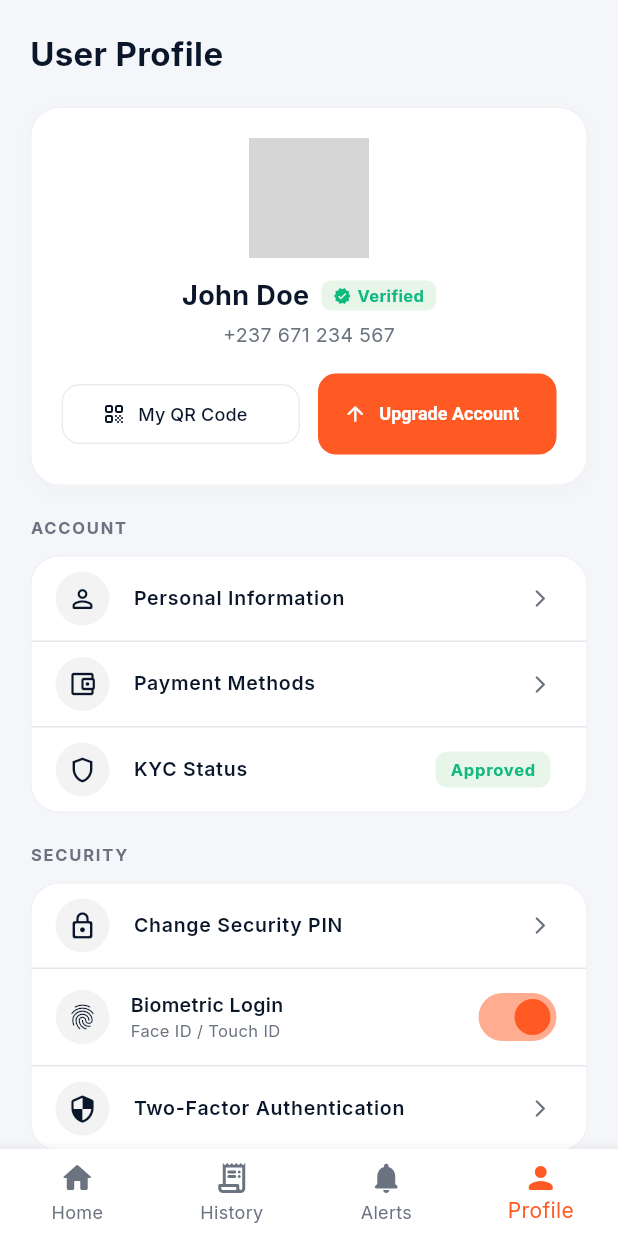
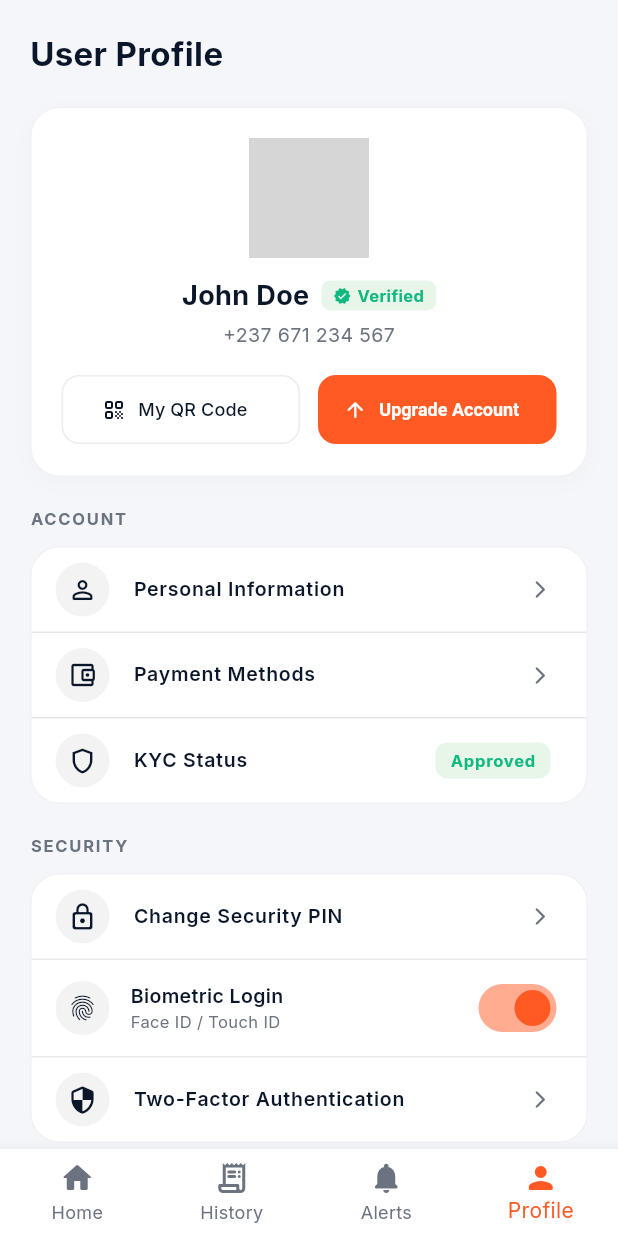
Before and after one commit to juliopro20/PayDay-App, a Flutter app: the DashboardScreen screen opened by its route, item 4 of the bottom bar chosen, on a phone screen of 412 x 824 dp. Run offline on Flutter 3.47's test engine with Material 3 defaults, Android fonts, the phone set to English and light mode, and no system bars; our stand-ins replace go_router, google_fonts; network calls fail; grey boxes are pictures that could not be loaded.

Commit message:
resposive upates

```diff
--- a/lib/features/auth/presentation/account_success_screen.dart
+++ b/lib/features/auth/presentation/account_success_screen.dart
@@ -21,7 +21,7 @@ class AccountSuccessScreen extends StatelessWidget {
                 borderRadius: BorderRadius.circular(24),
                 boxShadow: [
                   BoxShadow(
-                    color: Colors.black.withOpacity(0.2),
+                    color: Colors.black.withValues(alpha: 0.2),
                     blurRadius: 25,
                     offset: const Offset(0, 10),
                   ),
--- a/lib/features/auth/presentation/landing_screen.dart
+++ b/lib/features/auth/presentation/landing_screen.dart
@@ -68,7 +68,7 @@ class _LandingScreenState extends State<LandingScreen>
                       borderRadius: BorderRadius.circular(20),
                       boxShadow: [
                         BoxShadow(
-                          color: Colors.black.withOpacity(0.25),
+                          color: Colors.black.withValues(alpha: 0.25),
                           blurRadius: 20,
                           offset: const Offset(0, 8),
                         ),
--- a/lib/features/auth/presentation/login_screen.dart
+++ b/lib/features/auth/presentation/login_screen.dart
@@ -43,7 +43,7 @@ class _LoginScreenState extends State<LoginScreen> {
                     borderRadius: BorderRadius.circular(28),
                     boxShadow: [
                       BoxShadow(
-                        color: Colors.black.withOpacity(0.06),
+                        color: Colors.black.withValues(alpha: 0.06),
                         blurRadius: 20,
                         offset: const Offset(0, 10),
                       ),
@@ -64,7 +64,7 @@ class _LoginScreenState extends State<LoginScreen> {
                               borderRadius: BorderRadius.circular(16),
                               boxShadow: [
                                 BoxShadow(
-                                  color: Colors.black.withOpacity(0.05),
+                                  color: Colors.black.withValues(alpha: 0.05),
                                   blurRadius: 10,
                                   offset: const Offset(0, 4),
                                 ),
--- a/lib/features/auth/presentation/onboarding_screen.dart
+++ b/lib/features/auth/presentation/onboarding_screen.dart
@@ -86,7 +86,7 @@ class _OnboardingScreenState extends State<OnboardingScreen> {
                           width: 220,
                           decoration: BoxDecoration(
                             shape: BoxShape.circle,
-                            color: AppColors.deepNavy.withOpacity(0.05),
+                            color: AppColors.deepNavy.withValues(alpha: 0.05),
                           ),
                           child: Center(
                             child: Container(
@@ -97,7 +97,7 @@ class _OnboardingScreenState extends State<OnboardingScreen> {
                                 borderRadius: BorderRadius.circular(24),
                                 boxShadow: [
                                   BoxShadow(
-                                    color: Colors.black.withOpacity(0.05),
+                                    color: Colors.black.withValues(alpha: 0.05),
                                     blurRadius: 20,
                                     offset: const Offset(0, 10),
                                   ),
--- a/lib/features/auth/presentation/registration_screen.dart
+++ b/lib/features/auth/presentation/registration_screen.dart
@@ -49,7 +49,7 @@ class _RegistrationScreenState extends State<RegistrationScreen> {
                     borderRadius: BorderRadius.circular(24),
                     boxShadow: [
                       BoxShadow(
-                        color: Colors.black.withOpacity(0.06),
+                        color: Colors.black.withValues(alpha: 0.06),
                         blurRadius: 20,
                         offset: const Offset(0, 10),
                       ),
--- a/lib/features/dashboard/presentation/dashboard_screen.dart
+++ b/lib/features/dashboard/presentation/dashboard_screen.dart
@@ -62,14 +62,16 @@ class _DashboardScreenState extends State<DashboardScreen> {
                   ),
                 ],
               ),
-              Stack(
+              GestureDetector(
+                onTap: () => setState(() => _currentIndex = 2), // Jump to Notifications tab
+                child: Stack(
                   children: [
                     Container(
                       padding: const EdgeInsets.all(10),
                       decoration: BoxDecoration(
                         color: Colors.white,
                         shape: BoxShape.circle,
-                      border: Border.all(color: AppColors.borderLight.withOpacity(0.5)),
+                        border: Border.all(color: AppColors.borderLight.withValues(alpha: 0.5)),
                       ),
                       child: const Icon(Icons.notifications_outlined, size: 20, color: AppColors.deepNavy),
                     ),
@@ -83,6 +85,7 @@ class _DashboardScreenState extends State<DashboardScreen> {
                       ),
                     ),
                   ],
+                ),
               ),
             ],
           ),
@@ -99,7 +102,7 @@ class _DashboardScreenState extends State<DashboardScreen> {
               ),
               borderRadius: BorderRadius.circular(24),
               boxShadow: [
-                BoxShadow(color: AppColors.deepNavy.withOpacity(0.2), blurRadius: 20, offset: const Offset(0, 10)),
+                BoxShadow(color: AppColors.deepNavy.withValues(alpha: 0.2), blurRadius: 20, offset: const Offset(0, 10)),
               ],
             ),
             child: Column(
@@ -139,8 +142,9 @@ class _DashboardScreenState extends State<DashboardScreen> {
                         style: ElevatedButton.styleFrom(
                           backgroundColor: AppColors.primaryOrange,
                           foregroundColor: Colors.white,
-                          padding: const EdgeInsets.symmetric(vertical: 12),
+                          minimumSize: const Size.fromHeight(48),
                           shape: RoundedRectangleBorder(borderRadius: BorderRadius.circular(12)),
+                          elevation: 0,
                         ),
                       ),
                     ),
@@ -152,8 +156,8 @@ class _DashboardScreenState extends State<DashboardScreen> {
                         label: const Text('Send', style: TextStyle(fontWeight: FontWeight.bold)),
                         style: OutlinedButton.styleFrom(
                           foregroundColor: Colors.white,
+                          minimumSize: const Size.fromHeight(48),
                           side: const BorderSide(color: Colors.white24),
-                          padding: const EdgeInsets.symmetric(vertical: 12),
                           shape: RoundedRectangleBorder(borderRadius: BorderRadius.circular(12)),
                         ),
                       ),
@@ -165,21 +169,29 @@ class _DashboardScreenState extends State<DashboardScreen> {
           ),
           const SizedBox(height: 24),
 
-          // Quick Actions (Deposit, Withdraw, History)
+          // Quick Actions (Deposit, Withdraw, History) with Bolder Icons
           Row(
-            mainAxisAlignment: MainAxisAlignment.spaceEvenly,
+            mainAxisAlignment: MainAxisAlignment.spaceBetween,
             children: [
-              GestureDetector(
+              Expanded(
+                child: GestureDetector(
                   onTap: _openDepositModal,
-                child: _buildActionCard(Icons.call_received_rounded, 'Deposit'),
+                  child: _buildActionCard(Icons.download_rounded, 'Deposit'),
                 ),
-              GestureDetector(
+              ),
+              const SizedBox(width: 12),
+              Expanded(
+                child: GestureDetector(
                   onTap: _openWithdrawScreen,
-                child: _buildActionCard(Icons.call_made_rounded, 'Withdraw'),
+                  child: _buildActionCard(Icons.upload_rounded, 'Withdraw'),
                 ),
-              GestureDetector(
+              ),
+              const SizedBox(width: 12),
+              Expanded(
+                child: GestureDetector(
                   onTap: () => setState(() => _currentIndex = 1), // Jump to History tab
-                child: _buildActionCard(Icons.history_rounded, 'History'),
+                  child: _buildActionCard(Icons.receipt_long_rounded, 'History'),
+                ),
               ),
             ],
           ),
@@ -191,7 +203,7 @@ class _DashboardScreenState extends State<DashboardScreen> {
             decoration: BoxDecoration(
               color: Colors.white,
               borderRadius: BorderRadius.circular(20),
-              border: Border.all(color: AppColors.borderLight.withOpacity(0.6)),
+              border: Border.all(color: AppColors.borderLight.withValues(alpha: 0.6)),
             ),
             child: Column(
               crossAxisAlignment: CrossAxisAlignment.start,
@@ -223,7 +235,7 @@ class _DashboardScreenState extends State<DashboardScreen> {
             decoration: BoxDecoration(
               color: Colors.white,
               borderRadius: BorderRadius.circular(20),
-              border: Border.all(color: AppColors.borderLight.withOpacity(0.6)),
+              border: Border.all(color: AppColors.borderLight.withValues(alpha: 0.6)),
             ),
             child: Column(
               crossAxisAlignment: CrossAxisAlignment.start,
@@ -252,7 +264,9 @@ class _DashboardScreenState extends State<DashboardScreen> {
 
     return Scaffold(
       backgroundColor: AppColors.backgroundLight,
-      body: screens[_currentIndex],
+      body: SafeArea(
+        child: screens[_currentIndex],
+      ),
       bottomNavigationBar: BottomNavigationBar(
         currentIndex: _currentIndex,
         onTap: (index) => setState(() => _currentIndex = index),
@@ -273,19 +287,18 @@ class _DashboardScreenState extends State<DashboardScreen> {
 
   Widget _buildActionCard(IconData icon, String title) {
     return Container(
-      width: 100,
       padding: const EdgeInsets.symmetric(vertical: 16),
       decoration: BoxDecoration(
         color: Colors.white,
         borderRadius: BorderRadius.circular(16),
-        border: Border.all(color: AppColors.borderLight.withOpacity(0.6)),
-        boxShadow: [BoxShadow(color: Colors.black.withOpacity(0.02), blurRadius: 8, offset: const Offset(0, 4))],
+        border: Border.all(color: AppColors.borderLight.withValues(alpha: 0.6)),
+        boxShadow: [BoxShadow(color: Colors.black.withValues(alpha: 0.02), blurRadius: 8, offset: const Offset(0, 4))],
       ),
       child: Column(
         children: [
           Container(
             padding: const EdgeInsets.all(10),
-            decoration: BoxDecoration(color: AppColors.deepNavy.withOpacity(0.05), shape: BoxShape.circle),
+            decoration: BoxDecoration(color: AppColors.deepNavy.withValues(alpha: 0.05), shape: BoxShape.circle),
             child: Icon(icon, color: AppColors.deepNavy, size: 22),
           ),
           const SizedBox(height: 8),
@@ -302,7 +315,7 @@ class _DashboardScreenState extends State<DashboardScreen> {
         Container(
           height: 44,
           width: 44,
-          decoration: BoxDecoration(color: color.withOpacity(0.15), shape: BoxShape.circle),
+          decoration: BoxDecoration(color: color.withValues(alpha: 0.15), shape: BoxShape.circle),
           child: Center(child: Text(symbol, style: TextStyle(fontWeight: FontWeight.bold, fontSize: symbol.length > 2 ? 16 : 13, color: color))),
         ),
         const SizedBox(width: 12),
--- a/lib/features/dashboard/screens/notifications_screen.dart
+++ b/lib/features/dashboard/screens/notifications_screen.dart
@@ -98,7 +98,7 @@ class _NotificationsScreenState extends State<NotificationsScreen> {
                     decoration: BoxDecoration(
                       color: Colors.white,
                       shape: BoxShape.circle,
-                      border: Border.all(color: AppColors.borderLight.withOpacity(0.5)),
+                      border: Border.all(color: AppColors.borderLight.withValues(alpha: 0.5)),
                     ),
                     child: const Icon(Icons.notifications_outlined, size: 20, color: AppColors.deepNavy),
                   ),
@@ -175,7 +175,7 @@ class _NotificationsScreenState extends State<NotificationsScreen> {
                         decoration: BoxDecoration(
                           color: Colors.white,
                           borderRadius: BorderRadius.circular(16),
-                          border: Border.all(color: AppColors.borderLight.withOpacity(0.6)),
+                          border: Border.all(color: AppColors.borderLight.withValues(alpha: 0.6)),
                         ),
                         child: ClipRRect(
                           borderRadius: BorderRadius.circular(16),
@@ -195,7 +195,7 @@ class _NotificationsScreenState extends State<NotificationsScreen> {
                                   children: [
                                     Container(
                                       padding: const EdgeInsets.all(10),
-                                      decoration: BoxDecoration(color: (notif['color'] as Color).withOpacity(0.15), shape: BoxShape.circle),
+                                      decoration: BoxDecoration(color: (notif['color'] as Color).withValues(alpha: 0.15), shape: BoxShape.circle),
                                       child: Icon(notif['icon'], color: notif['color'], size: 20),
                                     ),
                                     const SizedBox(width: 12),
--- a/lib/features/dashboard/screens/profile_screen.dart
+++ b/lib/features/dashboard/screens/profile_screen.dart
@@ -66,8 +66,8 @@ class _ProfileScreenState extends State<ProfileScreen> {
                 decoration: BoxDecoration(
                   color: Colors.white,
                   borderRadius: BorderRadius.circular(20),
-                  border: Border.all(color: AppColors.borderLight.withOpacity(0.6)),
-                  boxShadow: [BoxShadow(color: Colors.black.withOpacity(0.02), blurRadius: 10, offset: const Offset(0, 4))],
+                  border: Border.all(color: AppColors.borderLight.withValues(alpha: 0.6)),
+                  boxShadow: [BoxShadow(color: Colors.black.withValues(alpha: 0.02), blurRadius: 10, offset: const Offset(0, 4))],
                 ),
                 child: Column(
                   children: [
@@ -121,7 +121,8 @@ class _ProfileScreenState extends State<ProfileScreen> {
                             label: const Text('My QR Code', style: TextStyle(fontSize: 12)),
                             style: OutlinedButton.styleFrom(
                               foregroundColor: AppColors.deepNavy,
-                              side: BorderSide(color: AppColors.borderLight.withOpacity(0.8)),
+                              minimumSize: const Size.fromHeight(46), // Standardized height
+                              side: BorderSide(color: AppColors.borderLight.withValues(alpha: 0.8)),
                               shape: RoundedRectangleBorder(borderRadius: BorderRadius.circular(12)),
                             ),
                           ),
@@ -137,6 +138,8 @@ class _ProfileScreenState extends State<ProfileScreen> {
                             style: ElevatedButton.styleFrom(
                               backgroundColor: AppColors.primaryOrange,
                               foregroundColor: Colors.white,
+                              minimumSize: const Size.fromHeight(46), // Standardized height
+                              elevation: 0,
                               shape: RoundedRectangleBorder(borderRadius: BorderRadius.circular(12)),
                             ),
                           ),
@@ -155,7 +158,7 @@ class _ProfileScreenState extends State<ProfileScreen> {
                 decoration: BoxDecoration(
                   color: Colors.white,
                   borderRadius: BorderRadius.circular(20),
-                  border: Border.all(color: AppColors.borderLight.withOpacity(0.6)),
+                  border: Border.all(color: AppColors.borderLight.withValues(alpha: 0.6)),
                 ),
                 child: Column(
                   children: [
@@ -191,7 +194,7 @@ class _ProfileScreenState extends State<ProfileScreen> {
                 decoration: BoxDecoration(
                   color: Colors.white,
                   borderRadius: BorderRadius.circular(20),
-                  border: Border.all(color: AppColors.borderLight.withOpacity(0.6)),
+                  border: Border.all(color: AppColors.borderLight.withValues(alpha: 0.6)),
                 ),
                 child: Column(
                   children: [
@@ -205,7 +208,7 @@ class _ProfileScreenState extends State<ProfileScreen> {
                         children: [
                           Container(
                             padding: const EdgeInsets.all(8),
-                            decoration: BoxDecoration(color: AppColors.deepNavy.withOpacity(0.05), shape: BoxShape.circle),
+                            decoration: BoxDecoration(color: AppColors.deepNavy.withValues(alpha: 0.05), shape: BoxShape.circle),
                             child: const Icon(Icons.fingerprint_rounded, size: 20, color: AppColors.deepNavy),
                           ),
                           const SizedBox(width: 14),
@@ -220,7 +223,7 @@ class _ProfileScreenState extends State<ProfileScreen> {
                           ),
                           Switch(
                             value: _biometricEnabled,
-                            activeColor: AppColors.primaryOrange,
+                            activeThumbColor: AppColors.primaryOrange,
                             onChanged: (val) => setState(() => _biometricEnabled = val),
                           ),
                         ],
@@ -242,7 +245,7 @@ class _ProfileScreenState extends State<ProfileScreen> {
                 decoration: BoxDecoration(
                   color: Colors.white,
                   borderRadius: BorderRadius.circular(20),
-                  border: Border.all(color: AppColors.borderLight.withOpacity(0.6)),
+                  border: Border.all(color: AppColors.borderLight.withValues(alpha: 0.6)),
                 ),
                 child: Column(
                   children: [
@@ -287,7 +290,7 @@ class _ProfileScreenState extends State<ProfileScreen> {
       onTap: onTap,
       leading: Container(
         padding: const EdgeInsets.all(8),
-        decoration: BoxDecoration(color: AppColors.deepNavy.withOpacity(0.05), shape: BoxShape.circle),
+        decoration: BoxDecoration(color: AppColors.deepNavy.withValues(alpha: 0.05), shape: BoxShape.circle),
         child: Icon(icon, size: 20, color: AppColors.deepNavy),
       ),
       title: Text(title, style: const TextStyle(fontSize: 13, fontWeight: FontWeight.w600, color: AppColors.deepNavy)),
--- a/lib/features/dashboard/screens/profile_screens/my_qr_code_screen.dart
+++ b/lib/features/dashboard/screens/profile_screens/my_qr_code_screen.dart
@@ -21,7 +21,7 @@ class MyQrCodeScreen extends StatelessWidget {
           decoration: BoxDecoration(
             color: Colors.white,
             borderRadius: BorderRadius.circular(20),
-            border: Border.all(color: AppColors.borderLight.withOpacity(0.6)),
+            border: Border.all(color: AppColors.borderLight.withValues(alpha: 0.6)),
           ),
           child: Column(
             mainAxisSize: MainAxisSize.min,
--- a/lib/features/dashboard/screens/profile_screens/payment_methods_screen.dart
+++ b/lib/features/dashboard/screens/profile_screens/payment_methods_screen.dart
@@ -22,7 +22,7 @@ class PaymentMethodsScreen extends StatelessWidget {
             decoration: BoxDecoration(
               color: Colors.white,
               borderRadius: BorderRadius.circular(16),
-              border: Border.all(color: AppColors.borderLight.withOpacity(0.6)),
+              border: Border.all(color: AppColors.borderLight.withValues(alpha: 0.6)),
             ),
             child: Row(
               children: [
--- a/lib/features/dashboard/screens/profile_screens/personal_information_screen.dart
+++ b/lib/features/dashboard/screens/profile_screens/personal_information_screen.dart
@@ -34,7 +34,7 @@ class PersonalInformationScreen extends StatelessWidget {
       decoration: BoxDecoration(
         color: Colors.white,
         borderRadius: BorderRadius.circular(12),
-        border: Border.all(color: AppColors.borderLight.withOpacity(0.6)),
+        border: Border.all(color: AppColors.borderLight.withValues(alpha: 0.6)),
       ),
       child: Column(
         crossAxisAlignment: CrossAxisAlignment.start,
--- a/lib/features/dashboard/screens/profile_screens/two_factor_auth_screen.dart
+++ b/lib/features/dashboard/screens/profile_screens/two_factor_auth_screen.dart
@@ -29,7 +29,7 @@ class _TwoFactorAuthScreenState extends State<TwoFactorAuthScreen> {
               title: const Text('Enable 2FA via SMS', style: TextStyle(fontWeight: FontWeight.bold, color: AppColors.deepNavy)),
               subtitle: const Text('Receive a verification code via SMS every time you log in.'),
               value: _is2faEnabled,
-              activeColor: AppColors.primaryOrange,
+              activeThumbColor: AppColors.primaryOrange,
               onChanged: (val) => setState(() => _is2faEnabled = val),
             ),
           ],
--- a/lib/features/dashboard/screens/transaction_history_screen.dart
+++ b/lib/features/dashboard/screens/transaction_history_screen.dart
@@ -97,7 +97,7 @@ class _TransactionHistoryScreenState extends State<TransactionHistoryScreen> {
                     decoration: BoxDecoration(
                       color: Colors.white,
                       shape: BoxShape.circle,
-                      border: Border.all(color: AppColors.borderLight.withOpacity(0.5)),
+                      border: Border.all(color: AppColors.borderLight.withValues(alpha: 0.5)),
                     ),
                     child: const Icon(Icons.notifications_outlined, size: 20, color: AppColors.deepNavy),
                   ),
@@ -172,14 +172,14 @@ class _TransactionHistoryScreenState extends State<TransactionHistoryScreen> {
                         decoration: BoxDecoration(
                           color: Colors.white,
                           borderRadius: BorderRadius.circular(16),
-                          border: Border.all(color: AppColors.borderLight.withOpacity(0.6)),
+                          border: Border.all(color: AppColors.borderLight.withValues(alpha: 0.6)),
                         ),
                         child: Row(
                           children: [
                             Container(
                               height: 42,
                               width: 42,
-                              decoration: BoxDecoration(color: (tx['color'] as Color).withOpacity(0.15), shape: BoxShape.circle),
+                              decoration: BoxDecoration(color: (tx['color'] as Color).withValues(alpha: 0.15), shape: BoxShape.circle),
                               child: Center(
                                 child: Text(tx['symbol'], style: TextStyle(fontWeight: FontWeight.bold, fontSize: 12, color: tx['color'])),
                               ),
```
Also changed, not shown: lib/features/auth/presentation/pin_setup_screen.dart (+6 -6 lines), lib/features/dashboard/screens/verify_account_step1_screen.dart (+4 -4 lines), lib/features/dashboard/screens/verify_account_step2_screen.dart (+4 -4 lines), lib/features/dashboard/screens/withdraw_screen.dart (+6 -6 lines). Lines whose indentation alone changed are shown as unchanged.
